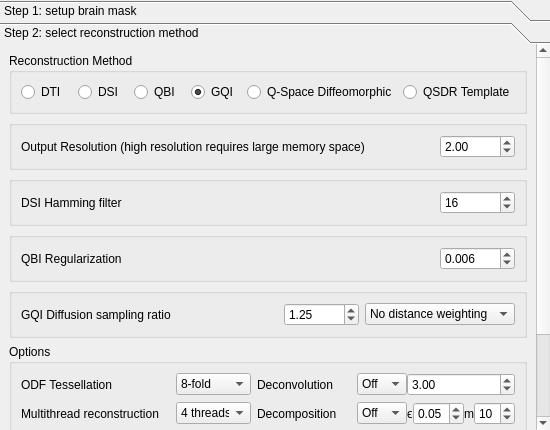
This is reconstruction/reconstruction_window.ui in frankyeh/DSI-Studio as Qt 5 draws it before an edit. The edited form follows.
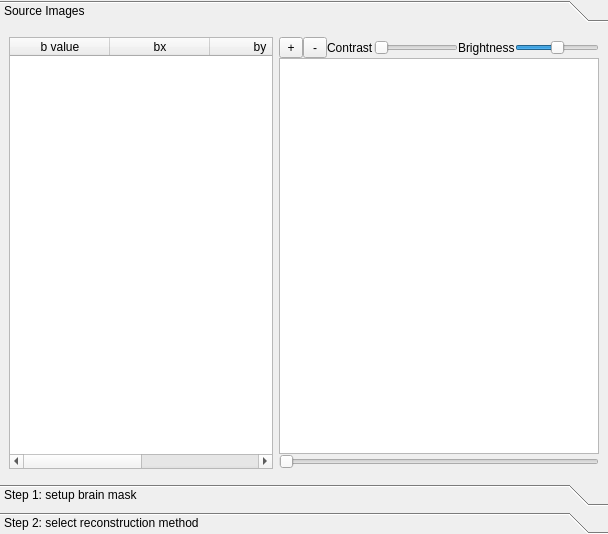
This is the edited form.

Commit message: add source view image view

What changed in the file:
```diff
--- a/reconstruction/reconstruction_window.ui
+++ b/reconstruction/reconstruction_window.ui
@@ -6,8 +6,8 @@
    <rect>
     <x>0</x>
     <y>0</y>
-    <width>550</width>
-    <height>430</height>
+    <width>608</width>
+    <height>534</height>
    </rect>
   </property>
   <property name="sizePolicy">
@@ -41,11 +41,155 @@
     <item>
      <widget class="QToolBox" name="toolBox">
       <property name="currentIndex">
-       <number>1</number>
-      </property>
-      <property name="tabSpacing">
        <number>0</number>
       </property>
+      <property name="tabSpacing">
+       <number>6</number>
+      </property>
+      <widget class="QWidget" name="source_page">
+       <property name="geometry">
+        <rect>
+         <x>0</x>
+         <y>0</y>
+         <width>608</width>
+         <height>450</height>
+        </rect>
+       </property>
+       <attribute name="label">
+        <string>Source Images</string>
+       </attribute>
+       <layout class="QHBoxLayout" name="source_page_layout">
+        <item>
+         <widget class="QTableWidget" name="b_table">
+          <property name="selectionMode">
+           <enum>QAbstractItemView::SingleSelection</enum>
+          </property>
+          <property name="selectionBehavior">
+           <enum>QAbstractItemView::SelectRows</enum>
+          </property>
+          <column>
+           <property name="text">
+            <string>b value</string>
+           </property>
+          </column>
+          <column>
+           <property name="text">
+            <string>bx</string>
+           </property>
+          </column>
+          <column>
+           <property name="text">
+            <string>by</string>
+           </property>
+          </column>
+          <column>
+           <property name="text">
+            <string>bz</string>
+           </property>
+          </column>
+         </widget>
+        </item>
+        <item>
+         <widget class="QWidget" name="source_widget" native="true">
+          <layout class="QVBoxLayout" name="verticalLayout_4">
+           <property name="spacing">
+            <number>0</number>
+           </property>
+           <property name="margin">
+            <number>0</number>
+           </property>
+           <item>
+            <layout class="QHBoxLayout" name="horizontalLayout_11">
+             <property name="spacing">
+              <number>0</number>
+             </property>
+             <item>
+              <widget class="QToolButton" name="zoom_in">
+               <property name="minimumSize">
+                <size>
+                 <width>24</width>
+                 <height>0</height>
+                </size>
+               </property>
+               <property name="text">
+                <string>+</string>
+               </property>
+              </widget>
+             </item>
+             <item>
+              <widget class="QToolButton" name="zoom_out">
+               <property name="minimumSize">
+                <size>
+                 <width>24</width>
+                 <height>0</height>
+                </size>
+               </property>
+               <property name="text">
+                <string>-</string>
+               </property>
+              </widget>
+             </item>
+             <item>
+              <widget class="QLabel" name="label_14">
+               <property name="text">
+                <string>Contrast</string>
+               </property>
+              </widget>
+             </item>
+             <item>
+              <widget class="QSlider" name="contrast">
+               <property name="minimum">
+                <number>1</number>
+               </property>
+               <property name="maximum">
+                <number>30</number>
+               </property>
+               <property name="orientation">
+                <enum>Qt::Horizontal</enum>
+               </property>
+              </widget>
+             </item>
+             <item>
+              <widget class="QLabel" name="label_13">
+               <property name="text">
+                <string>Brightness</string>
+               </property>
+              </widget>
+             </item>
+             <item>
+              <widget class="QSlider" name="brightness">
+               <property name="minimum">
+                <number>-10</number>
+               </property>
+               <property name="maximum">
+                <number>10</number>
+               </property>
+               <property name="orientation">
+                <enum>Qt::Horizontal</enum>
+               </property>
+              </widget>
+             </item>
+            </layout>
+           </item>
+           <item>
+            <widget class="QGraphicsView" name="view_source"/>
+           </item>
+           <item>
+            <widget class="QSlider" name="z_pos">
+             <property name="orientation">
+              <enum>Qt::Horizontal</enum>
+             </property>
+            </widget>
+           </item>
+          </layout>
+          <zorder></zorder>
+          <zorder></zorder>
+          <zorder>view_source</zorder>
+          <zorder>z_pos</zorder>
+         </widget>
+        </item>
+       </layout>
+      </widget>
       <widget class="QWidget" name="page_3">
        <property name="geometry">
         <rect>
@@ -160,8 +304,8 @@
         <rect>
          <x>0</x>
          <y>0</y>
-         <width>533</width>
-         <height>444</height>
+         <width>608</width>
+         <height>450</height>
         </rect>
        </property>
        <property name="minimumSize">
```
Left out of the diff: 4 changed lines with no effect on the pictures. The commit also changes 18 other files.
